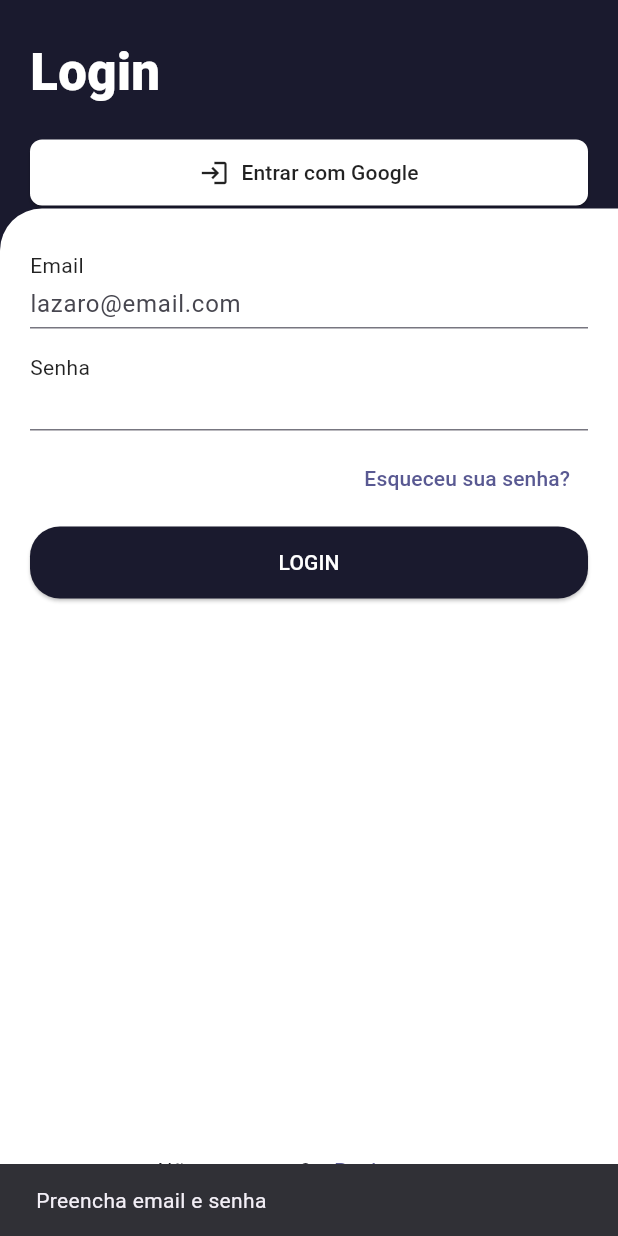
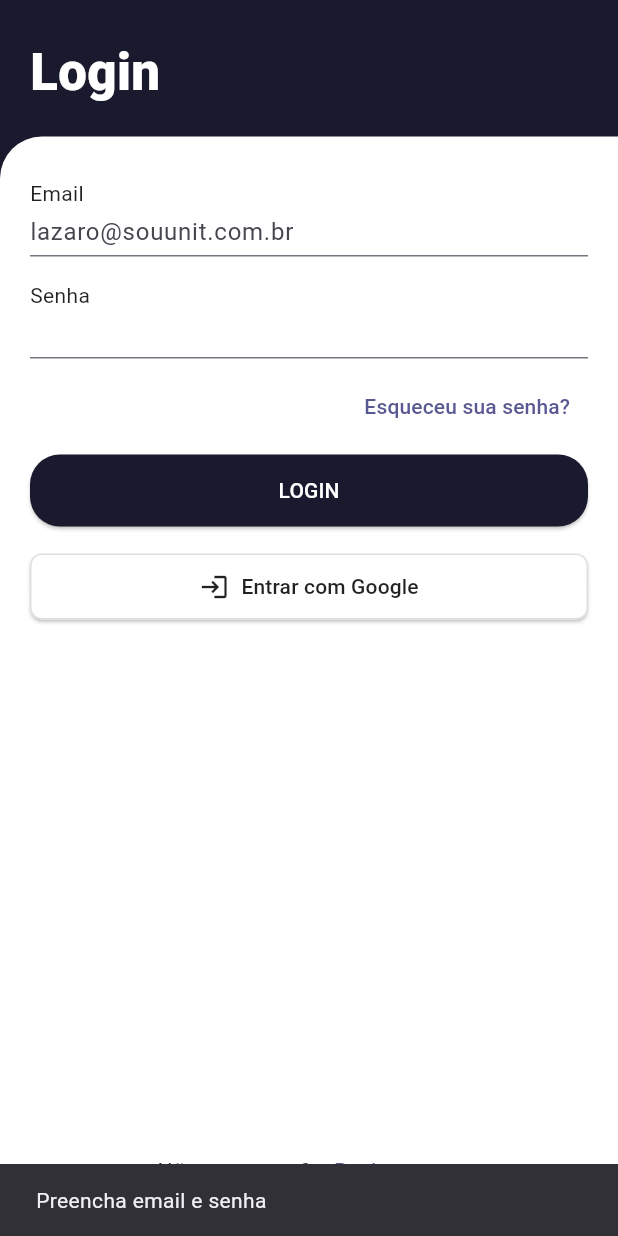
Before and after one commit to cdantass/fitgroup, a Flutter app: the LoginScreen screen opened by its route, after a tap on "LOGIN", on a phone screen of 412 x 824 dp. Run offline on Flutter 3.47's test engine with Material 3 defaults, Android fonts, the phone set to English and light mode, and no system bars; our stand-ins replace cloud_firestore, firebase_auth, firebase_core, google_sign_in; accounts and stored records are empty; Roboto replaces fonts that are missing (Nunito).

Commit message:
porta correta

```diff
--- a/fitgroup/lib/screens/login_screen.dart
+++ b/fitgroup/lib/screens/login_screen.dart
@@ -17,7 +17,6 @@ class _LoginScreenState extends State<LoginScreen> {
   final _passCtrl = TextEditingController();
   bool _isLoading = false;
 
-
   @override
   void dispose() {
     _emailCtrl.dispose();
@@ -31,9 +30,7 @@ class _LoginScreenState extends State<LoginScreen> {
 
       final GoogleSignInAccount? googleUser = await GoogleSignIn().signIn();
 
-      if (googleUser == null) {
-        return;
-      }
+      if (googleUser == null) return;
 
       final GoogleSignInAuthentication googleAuth = await googleUser.authentication;
 
@@ -43,7 +40,6 @@ class _LoginScreenState extends State<LoginScreen> {
       );
 
       final userCredential = await FirebaseAuth.instance.signInWithCredential(credential);
-
       final userEmail = userCredential.user?.email ?? '';
 
       if (!userEmail.toLowerCase().endsWith('@souunit.com.br')) {
@@ -56,7 +52,8 @@ class _LoginScreenState extends State<LoginScreen> {
             barrierDismissible: false,
             builder: (context) => AlertDialog(
               title: const Text('Acesso restrito'),
-              content: const Text('Use seu e-mail institucional @souunit.com.br para entrar. Se acha que isto é um erro, contate o suporte.'),
+              content: const Text(
+                  'Use seu e-mail institucional @souunit.com.br para entrar. Se acha que isto é um erro, contate o suporte.'),
               actions: [
                 TextButton(
                   onPressed: () => Navigator.of(context).pop(),
@@ -66,21 +63,65 @@ class _LoginScreenState extends State<LoginScreen> {
             ),
           );
         }
-
         return;
       }
 
       if (mounted) {
-        Navigator.pushNamedAndRemoveUntil(
-          context,
-          '/home',
-          (route) => false,
-        );
+        Navigator.pushNamedAndRemoveUntil(context, '/home', (route) => false);
       }
     } on FirebaseAuthException catch (e) {
       ScaffoldMessenger.of(context).showSnackBar(
         SnackBar(content: Text(e.message ?? 'Erro ao autenticar com Google')),
       );
+    } catch (e) {
+      ScaffoldMessenger.of(context).showSnackBar(SnackBar(content: Text('Erro: $e')));
+    } finally {
+      if (mounted) setState(() => _isLoading = false);
+    }
+  }
+
+  Future<void> _loginWithEmail() async {
+    final email = _emailCtrl.text.trim();
+    final password = _passCtrl.text;
+
+    if (email.isEmpty || password.isEmpty) {
+      ScaffoldMessenger.of(context).showSnackBar(
+        const SnackBar(content: Text('Preencha email e senha')),
+      );
+      return;
+    }
+
+    if (!email.toLowerCase().endsWith('@souunit.com.br')) {
+      ScaffoldMessenger.of(context).showSnackBar(
+        const SnackBar(content: Text('Use seu e-mail institucional @souunit.com.br para entrar.')),
+      );
+      return;
+    }
+
+    setState(() => _isLoading = true);
+    try {
+      await FirebaseAuth.instance.signInWithEmailAndPassword(
+        email: email,
+        password: password,
+      );
+
+      if (mounted) {
+        Navigator.pushNamedAndRemoveUntil(context, '/home', (route) => false);
+      }
+    } on FirebaseAuthException catch (e) {
+      String message;
+      if (e.code == 'user-not-found') {
+        message = 'Usuário não encontrado.';
+      } else if (e.code == 'wrong-password') {
+        message = 'Senha incorreta.';
+      } else if (e.code == 'invalid-email') {
+        message = 'Email inválido.';
+      } else if (e.code == 'user-disabled') {
+        message = 'Conta desabilitada.';
+      } else {
+        message = e.message ?? 'Erro ao autenticar.';
+      }
+      ScaffoldMessenger.of(context).showSnackBar(SnackBar(content: Text(message)));
     } catch (e) {
       ScaffoldMessenger.of(context).showSnackBar(SnackBar(content: Text('Erro: $e')));
     } finally {
@@ -111,26 +152,6 @@ class _LoginScreenState extends State<LoginScreen> {
               ),
             ),
             const SizedBox(height: 18),
-            Padding(
-              padding: const EdgeInsets.symmetric(horizontal: 20.0),
-              child: SizedBox(
-                width: double.infinity,
-                child: ElevatedButton.icon(
-                  icon: const Icon(
-                    Icons.login,
-                    size: 20,
-                  ),
-                  label: const Text('Entrar com Google'),
-                  style: ElevatedButton.styleFrom(
-                    backgroundColor: Colors.white,
-                    foregroundColor: Colors.black87,
-                    padding: const EdgeInsets.symmetric(vertical: 12),
-                    shape: RoundedRectangleBorder(borderRadius: BorderRadius.circular(8)),
-                  ),
-                  onPressed: _isLoading ? null : _signInWithGoogle,
-                ),
-              ),
-            ),
             Expanded(
               child: Container(
                 width: double.infinity,
@@ -148,7 +169,7 @@ class _LoginScreenState extends State<LoginScreen> {
                     TextField(
                       controller: _emailCtrl,
                       decoration: const InputDecoration(
-                        hintText: 'lazaro@email.com',
+                        hintText: 'lazaro@souunit.com.br',
                         isDense: true,
                       ),
                       keyboardType: TextInputType.emailAddress,
@@ -187,73 +208,7 @@ class _LoginScreenState extends State<LoginScreen> {
                             borderRadius: BorderRadius.circular(20),
                           ),
                         ),
-                        onPressed: _isLoading
-                          ? null
-                          : () async {
-                                final email = _emailCtrl.text.trim();
-                                final password = _passCtrl.text;
-
-                                if (email.isEmpty || password.isEmpty) {
-                                  ScaffoldMessenger.of(context).showSnackBar(
-                                    const SnackBar(content: Text('Preencha email e senha')),
-                                  );
-                                  return;
-                                }
-
-                                setState(() => _isLoading = true);
-                                try {
-                                  final cred = await FirebaseAuth.instance.signInWithEmailAndPassword(
-                                    email: email,
-                                    password: password,
-                                  );
-
-                                  final userEmail = cred.user?.email ?? '';
-                                  if (!userEmail.toLowerCase().endsWith('@souunit.com.br')) {
-                                    // logout immediately (do not permanently block UI)
-                                    await FirebaseAuth.instance.signOut();
-                                    await showDialog<void>(
-                                      context: context,
-                                      barrierDismissible: false,
-                                      builder: (context) => AlertDialog(
-                                        title: const Text('Acesso restrito'),
-                                        content: const Text(
-                                            'Use seu e-mail institucional @souunit.com.br para entrar. Se acha que isto é um erro, contate o suporte.'),
-                                        actions: [
-                                          TextButton(
-                                            onPressed: () => Navigator.of(context).pop(),
-                                            child: const Text('OK'),
-                                          ),
-                                        ],
-                                      ),
-                                    );
-                                    return;
-                                  }
-
-                                  Navigator.pushNamedAndRemoveUntil(
-                                    context,
-                                    '/home',
-                                    (route) => false,
-                                  );
-                                } on FirebaseAuthException catch (e) {
-                                  String message;
-                                  if (e.code == 'user-not-found') {
-                                    message = 'Usuário não encontrado.';
-                                  } else if (e.code == 'wrong-password') {
-                                    message = 'Senha incorreta.';
-                                  } else if (e.code == 'invalid-email') {
-                                    message = 'Email inválido.';
-                                  } else if (e.code == 'user-disabled') {
-                                    message = 'Conta desabilitada.';
-                                  } else {
-                                    message = e.message ?? 'Erro ao autenticar.';
-                                  }
-                                  ScaffoldMessenger.of(context).showSnackBar(SnackBar(content: Text(message)));
-                                } catch (e) {
-                                  ScaffoldMessenger.of(context).showSnackBar(SnackBar(content: Text('Erro: $e')));
-                                } finally {
-                                  if (mounted) setState(() => _isLoading = false);
-                                }
-                              },
+                        onPressed: _isLoading ? null : _loginWithEmail,
                         child: _isLoading
                             ? const SizedBox(
                                 height: 16,
@@ -264,6 +219,24 @@ class _LoginScreenState extends State<LoginScreen> {
                                 ),
                               )
                             : const Text('LOGIN'),
+                      ),
+                    ),
+                    const SizedBox(height: 16),
+                    SizedBox(
+                      width: double.infinity,
+                      child: ElevatedButton.icon(
+                        icon: const Icon(Icons.login, size: 20),
+                        label: const Text('Entrar com Google'),
+                        style: ElevatedButton.styleFrom(
+                          backgroundColor: Colors.white,
+                          foregroundColor: Colors.black87,
+                          padding: const EdgeInsets.symmetric(vertical: 12),
+                          shape: RoundedRectangleBorder(
+                            borderRadius: BorderRadius.circular(8),
+                            side: BorderSide(color: Colors.grey.shade300),
+                          ),
+                        ),
+                        onPressed: _isLoading ? null : _signInWithGoogle,
                       ),
                     ),
                     const Spacer(),
@@ -283,7 +256,7 @@ class _LoginScreenState extends State<LoginScreen> {
                           child: const Text('Registre-se'),
                         ),
                       ],
-                    )
+                    ),
                   ],
                 ),
               ),
--- a/fitgroup/pubspec.yaml
+++ b/fitgroup/pubspec.yaml
@@ -14,6 +14,7 @@ dependencies:
   firebase_auth: ^6.5.1
   google_sign_in: ^6.2.1
   cloud_firestore: ^6.0.0
+  url_launcher: ^6.3.0
 
 dev_dependencies:
   flutter_test:
```
Also changed, not shown: fitgroup/lib/screens/profile_screen.dart (+126 -48 lines), fitgroup/pubspec.lock, 6 other files.
